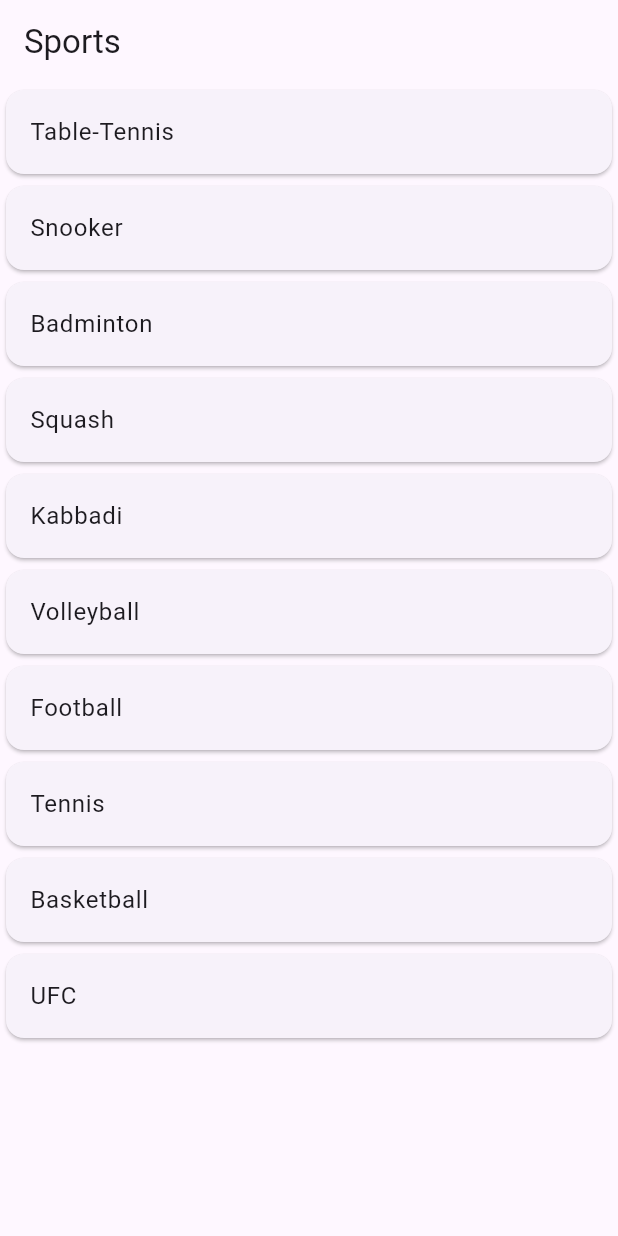
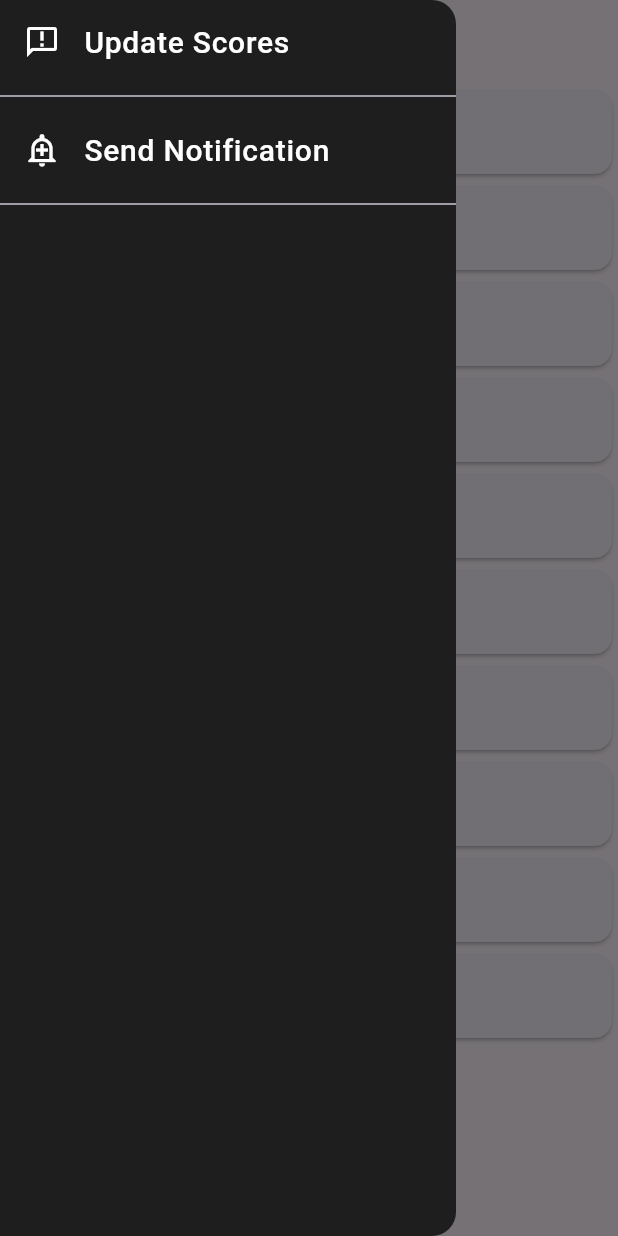
Before and after one commit to Dhruv-Dashora/Spree-AdminPortal-Flutter, a Flutter app: the HomeScreen screen opened directly, with the side drawer open (before the commit the screen has no drawer), on a phone screen of 412 x 824 dp. Run offline on Flutter 3.47's test engine with Material 3 defaults, Android fonts, the phone set to English and light mode, and no system bars; our stand-ins replace firebase_auth, firebase_core, firebase_database, fluttertoast, google_fonts, googleapis_auth; missing offline and left inert: googleapis, neopop; accounts and stored records are empty; key blocks and very long unbroken strings in the code were emptied for the run.

Commit message:
Added notif sending

```diff
--- a/spree_portal/lib/screens/home2.dart
+++ b/spree_portal/lib/screens/home2.dart
@@ -1,19 +1,25 @@
 import 'package:flutter/material.dart';
+import 'package:spree_portal/screens/notif.dart';
+import 'package:spree_portal/screens/sports.dart';
 import 'package:spree_portal/screens/sports_screen.dart';
 
-class HomeScreen extends StatelessWidget {
-  final List<String> sports = [
-    'Table-Tennis',
-    'Snooker',
-    'Badminton',
-    'Squash',
-    'Kabbadi',
-    'Volleyball',
-    'Football',
-    'Tennis',
-    'Basketball',
-    'UFC'
+class HomeScreen extends StatefulWidget {
+  @override
+  State<HomeScreen> createState() => _HomeScreenState();
+}
+
+class _HomeScreenState extends State<HomeScreen> {
+  int selectedIndex = 0;
+  List<Widget> widgetOptions = [
+    Sports(),
+    Notif()
   ];
+
+  void onItemTapped(int index) {
+    setState(() {
+      selectedIndex = index;
+    });
+  }
 
   @override
   Widget build(BuildContext context) {
@@ -21,24 +27,56 @@ class HomeScreen extends StatelessWidget {
       appBar: AppBar(
         title: Text('Sports'),
       ),
-      body: ListView.builder(
-        itemCount: sports.length,
-        itemBuilder: (context, index) {
-          return Card(
-            child: ListTile(
-              title: Text(sports[index]),
-              onTap: () {
-                Navigator.push(
-                  context,
-                  MaterialPageRoute(
-                    builder: (context) => SportDetailsScreen(sport: sports[index]),
+      drawer: Drawer(
+          backgroundColor: Color(0xFF1E1E1E),
+          child: SingleChildScrollView(
+            child: Column(
+              children: [
+                ListTile(
+                  leading: const Icon(Icons.announcement_outlined,
+                      color: Colors.white),
+                  title: const Text(
+                    'Update Scores',
+                    style: TextStyle(
+                      color: Colors.white,
+                      fontWeight: FontWeight.w500,
+                      fontSize: 20,
+                    ),
                   ),
-                );
-              },
+                  onTap: () {
+                    onItemTapped(0);
+                    Navigator.pop(context);
+                  },
+                ),
+                const Divider(
+                  thickness: 1,
+                ),
+                ListTile(
+                  leading: const Icon(
+                    Icons.add_alert_outlined,
+                    color: Colors.white,
+                  ),
+                  title: const Text(
+                    'Send Notification',
+                    style: TextStyle(
+                      color: Colors.white,
+                      fontWeight: FontWeight.w500,
+                      fontSize: 20,
+                    ),
+                  ),
+                  onTap: () {
+                    onItemTapped(1);
+                    Navigator.pop(context);
+                  },
+                ),
+                const Divider(
+                  thickness: 1,
+                ),
+              ],
             ),
-          );
-        },
-      ),
+          ),
+        ),
+      body: widgetOptions[selectedIndex]
     );
   }
 }
--- /dev/null
+++ b/spree_portal/lib/screens/sports.dart
@@ -0,0 +1,41 @@
+import 'package:flutter/material.dart';
+import 'package:spree_portal/screens/sports_screen.dart';
+
+class Sports extends StatelessWidget {
+  Sports({super.key});
+  final List<String> sports = [
+    'Table-Tennis',
+    'Snooker',
+    'Badminton',
+    'Squash',
+    'Kabbadi',
+    'Volleyball',
+    'Football',
+    'Tennis',
+    'Basketball',
+    'UFC'
+  ];
+
+
+  @override
+  Widget build(BuildContext context) {
+    return ListView.builder(
+        itemCount: sports.length,
+        itemBuilder: (context, index) {
+          return Card(
+            child: ListTile(
+              title: Text(sports[index]),
+              onTap: () {
+                Navigator.push(
+                  context,
+                  MaterialPageRoute(
+                    builder: (context) => SportDetailsScreen(sport: sports[index]),
+                  ),
+                );
+              },
+            ),
+          );
+        },
+      );
+  }
+}
--- a/spree_portal/pubspec.yaml
+++ b/spree_portal/pubspec.yaml
@@ -38,6 +38,12 @@ dependencies:
   firebase_core: ^2.25.5
   firebase_auth: ^4.17.6
   firebase_database: ^10.4.7
+  fluttertoast: ^8.2.4
+  google_fonts: ^5.1.0
+  neopop: ^1.0.2
+  http: ^1.2.0
+  googleapis_auth: ^1.5.1
+  googleapis: ^13.1.0
 
 dev_dependencies:
   flutter_test:
```
Also changed, not shown: spree_portal/lib/screens/notif.dart (added, +116 -0 lines), spree_portal/lib/services/oauth.dart (added, +45 -0 lines), spree_portal/lib/services/send_notif.dart (added, +34 -0 lines), spree_portal/pubspec.lock, 1 other file.
